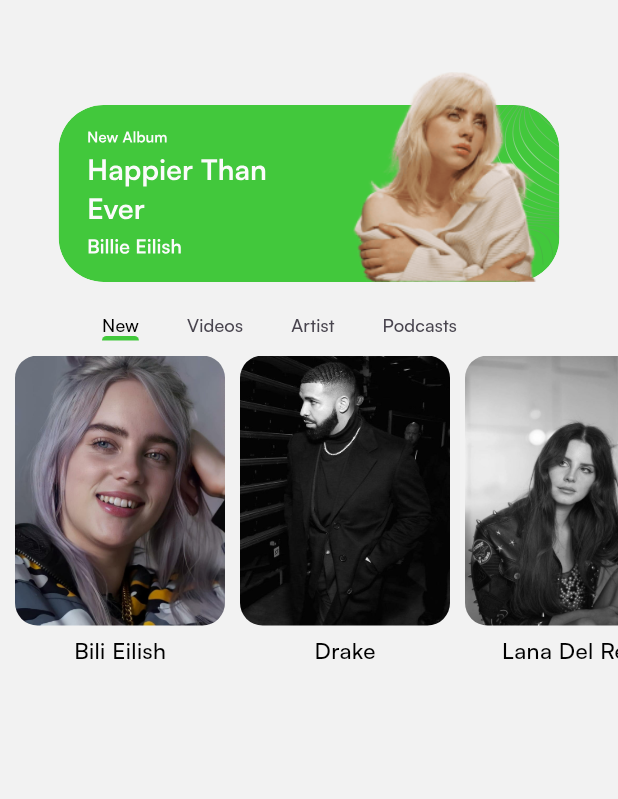
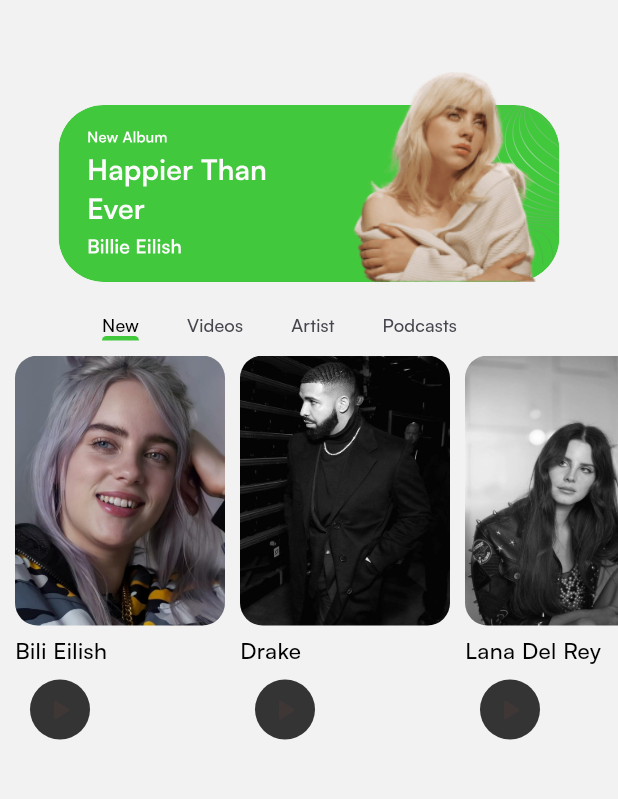
Before and after one commit to Ruhan130/SpotifyCloneUsingFlutter, a Flutter app: the screen it shows after launch, on a phone screen of 412 x 824 dp, the part 72-871 px from its top. Run offline on Flutter 3.47's test engine with Material 3 defaults, Android fonts, the phone set to English and light mode, and no system bars; our stand-ins replace bloc, dartz, firebase_auth, firebase_core, flutter_bloc, flutter_svg and 2 more; accounts and stored records are empty.

Commit message:
Working not done

```diff
--- a/lib/main.dart
+++ b/lib/main.dart
@@ -6,12 +6,12 @@
 import 'package:path_provider/path_provider.dart';
 import 'package:project/core/config/theme/app_theme.dart';
 import 'package:project/firebase_options.dart';
-import 'package:project/presentation/Home/bloc/home_screen_bloc.dart';
 import 'package:project/presentation/Home/pages/HomeScreen.dart';
-import 'package:project/presentation/Home/repository/homeRepo.dart';
+
 import 'package:project/presentation/chooseModePage/bloc/theme_cubit.dart';
 import 'package:project/presentation/splash/pages/splash.dart';
 import 'package:project/service_locator.dart';
+import 'package:provider/provider.dart';
 
 Future<void> main() async {
   WidgetsFlutterBinding.ensureInitialized();
@@ -34,7 +34,7 @@
     return MultiBlocProvider(
       providers: [
         BlocProvider(create: (_) => ThemeCubit()),
-
+        // ChangeNotifierProvider(create: (_) => Newsongprovider()),
       ],
       child: BlocBuilder<ThemeCubit, ThemeMode>(
         builder: (context, mode) => MaterialApp(
--- a/lib/presentation/Home/pages/HomeScreen.dart
+++ b/lib/presentation/Home/pages/HomeScreen.dart
@@ -135,7 +135,6 @@
     );
   }
 
-  // ignore: non_constant_identifier_names
   Widget _NewRow() {
     return const SingleChildScrollView(
       scrollDirection: Axis.horizontal,
--- a/lib/presentation/Home/pages/widget/custom_column_for_New_tab.dart
+++ b/lib/presentation/Home/pages/widget/custom_column_for_New_tab.dart
@@ -1,6 +1,7 @@
 import 'package:flutter/material.dart';
 import 'package:project/common/helper/isDark.dart';
 import 'package:project/common/widgets/customTextWiget.dart';
+import 'package:project/core/config/theme/app_color.dart';
 
 class CustomColumnForNewTab extends StatelessWidget {
   final String image;
@@ -12,6 +13,7 @@
   @override
   Widget build(BuildContext context) {
     return Column(
+      crossAxisAlignment: CrossAxisAlignment.start,
       children: [
         SizedBox(
           height: 180,
@@ -32,7 +34,20 @@
           color: context.isDarkMode ? Colors.black : Colors.white,
           fontWeight: FontWeight.w500,
           textFontsize: 15,
-        )
+        ),
+        Align(
+          alignment: Alignment.bottomLeft,
+          child: Container(
+            height: 40,
+            width: 40,
+            transform: Matrix4.translationValues(10 ,10 ,0),
+            decoration: BoxDecoration(
+              shape: BoxShape.circle,
+              color: context.isDarkMode? AppColor.darkGrey : const Color(0xffE6E6E6)
+            ),
+            child: Icon(Icons.play_arrow_rounded,color: context.isDarkMode?  const Color(0xff55555) : const Color(0xff959595),),
+          ),
+        ),
       ],
     );
   }
```
Also changed, not shown: lib/presentation/Home/model/new_songsection.dart (+13 -5 lines), lib/presentation/Home/provider/NewSongprovider.dart (deleted, +0 -14 lines).
